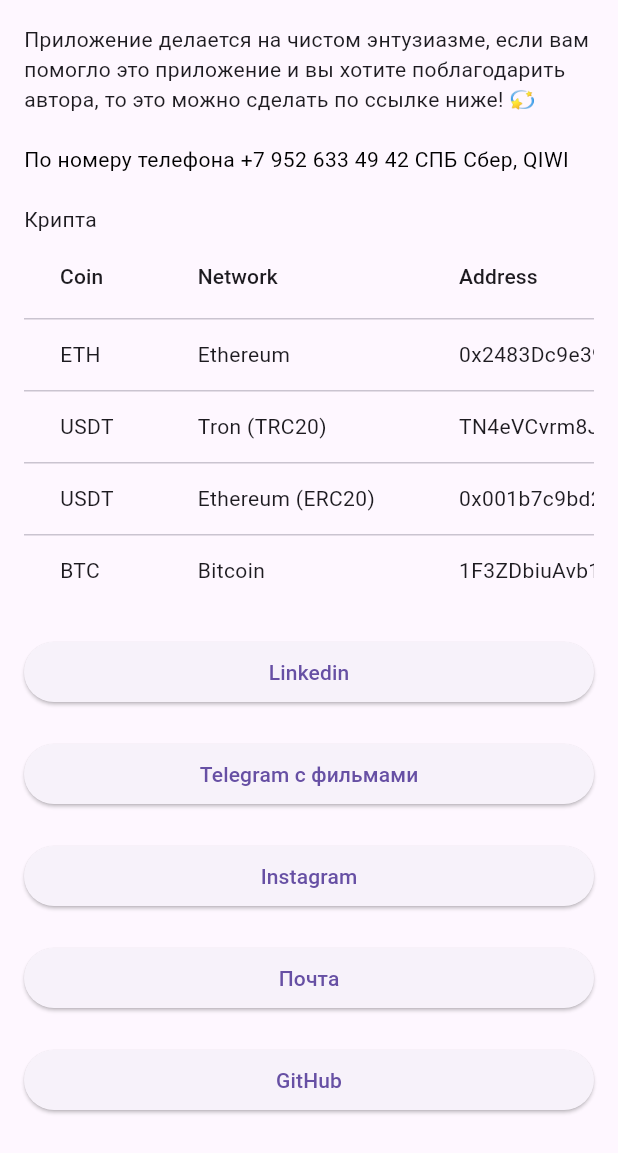
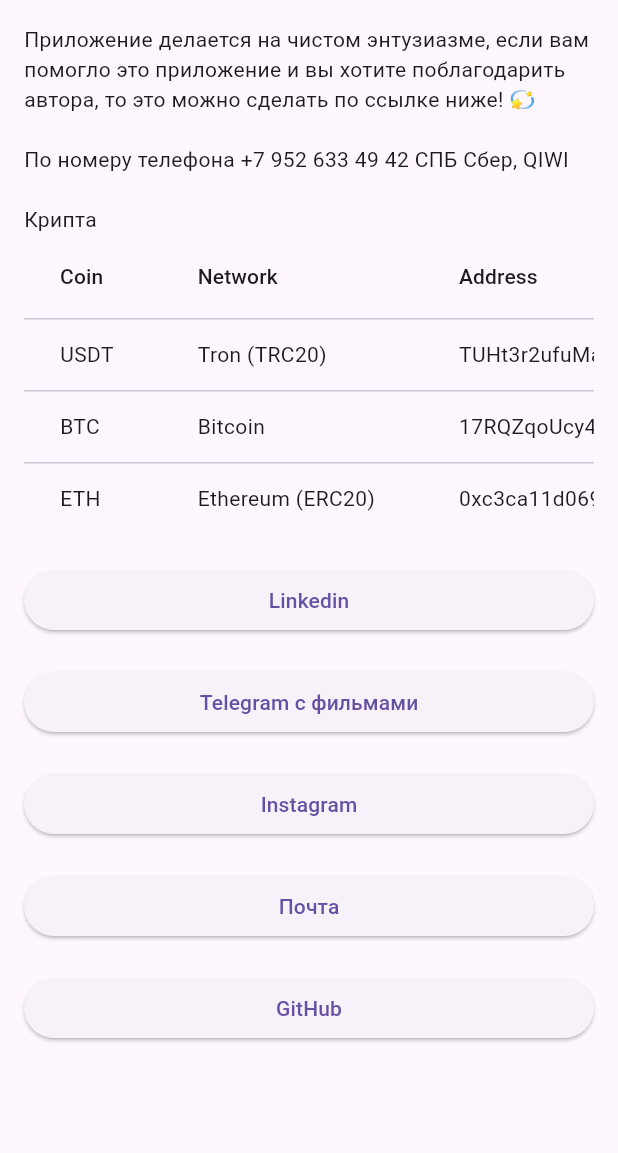
Before and after one commit to ialakey/srbguide, a Flutter app: the AuthorScreen screen opened directly, after a tap on "Почта", on a phone screen of 412 x 824 dp. Shown: the top 1153 px of the screen. Run offline on Flutter 3.47's test engine with Material 3 defaults, Android fonts, the light colour scheme and no system bars; our stand-ins replace open_file, shared_preferences, webview_flutter; missing offline and left inert: add_2_calendar, docx_template; accounts and stored records are empty.

Commit message:
fix theme at start

```diff
--- a/lib/main.dart
+++ b/lib/main.dart
@@ -1,4 +1,5 @@
 import 'package:flutter/material.dart';
+import 'package:shared_preferences/shared_preferences.dart';
 
 import 'screens/author.dart';
 import 'screens/calculator.dart';
@@ -12,14 +13,22 @@
 import 'screens/white_cardboard.dart';
 import 'widget/drawer.dart';
 
-void main() {
-  runApp(MainScreen(setThemeMode: (ThemeMode ) {  },));
+void main() async {
+  WidgetsFlutterBinding.ensureInitialized();
+
+  SharedPreferences prefs = await SharedPreferences.getInstance();
+  bool isDarkMode = prefs.getBool('isDarkMode') ?? false;
+  ThemeMode initialThemeMode = isDarkMode ? ThemeMode.dark : ThemeMode.light;
+
+  runApp(MainScreen(
+    initialThemeMode: initialThemeMode,
+  ));
 }
 
 class MainScreen extends StatefulWidget {
-  final Function(ThemeMode) setThemeMode;
+  final ThemeMode initialThemeMode;
 
-  const MainScreen({Key? key, required this.setThemeMode}) : super(key: key);
+  const MainScreen({Key? key, required this.initialThemeMode}) : super(key: key);
 
   @override
   _MainScreenState createState() => _MainScreenState();
@@ -30,12 +39,20 @@
 
 class _MainScreenState extends State<MainScreen> {
 
-  ThemeMode _themeMode = ThemeMode.system;
+  late ThemeMode _themeMode;
 
-  void setThemeMode(ThemeMode themeMode) {
+  @override
+  void initState() {
+    super.initState();
+    _themeMode = widget.initialThemeMode;
+  }
+
+  void setThemeMode(ThemeMode themeMode) async {
     setState(() {
       _themeMode = themeMode;
     });
+    SharedPreferences prefs = await SharedPreferences.getInstance();
+    await prefs.setBool('isDarkMode', themeMode == ThemeMode.dark);
   }
 
   int _selectedNavItem = 0;
--- a/lib/screens/author.dart
+++ b/lib/screens/author.dart
@@ -6,24 +6,19 @@
 
   final List<Map<String, String>> cryptoData = [
     {
-      'Coin': 'ETH',
-      'Network': 'Ethereum',
-      'Address': '0x2483Dc9e39F16C1DFCc98B3E1445aC0157adB607',
-    },
-    {
       'Coin': 'USDT',
       'Network': 'Tron (TRC20)',
-      'Address': 'TN4eVCvrm8JA21a5y7H2yRQFHAsWx8zjNh',
-    },
-    {
-      'Coin': 'USDT',
-      'Network': 'Ethereum (ERC20)',
-      'Address': '0x001b7c9bd24bec8df46c3c0e9dfa8548a281d41e',
+      'Address': 'TUHt3r2ufuMabviaowEsQmynoV1tYE6DFg',
     },
     {
       'Coin': 'BTC',
       'Network': 'Bitcoin',
-      'Address': '1F3ZDbiuAvb19USN13WQYrSj1CacadJ7Km',
+      'Address': '17RQZqoUcy4jmkk5ciYQAV3DfZU9MfBYX1',
+    },
+    {
+      'Coin': 'ETH',
+      'Network': 'Ethereum (ERC20)',
+      'Address': '0xc3ca11d069f67ffa826ce6172f0e5466b66ef3f8',
     },
   ];
 
@@ -50,7 +45,6 @@
                 },
                 child: Text(
                   'По номеру телефона +7 952 633 49 42 СПБ Сбер, QIWI',
-                  style: TextStyle(color: Colors.black),
                 ),
               ),
               SizedBox(height: 20),
@@ -103,7 +97,7 @@
               SizedBox(height: 20),
               ElevatedButton(
                 onPressed: () {
-                  _launchURL('prosoulk2017@gmail.com');
+                  _launchURL('mailto:prosoulk2017@gmail.com');
                 },
                 child: Text('Почта'),
               ),
--- a/lib/screens/settings.dart
+++ b/lib/screens/settings.dart
@@ -36,7 +36,6 @@
   void _updateThemeMode(bool isDarkMode) {
     ThemeMode newThemeMode = isDarkMode ? ThemeMode.dark : ThemeMode.light;
     _prefs!.setBool('isDarkMode', isDarkMode);
-    // Используем колбэк для передачи информации о смене темы в MainScreen
     final mainScreen = MainScreen.of(context);
     mainScreen?.setThemeMode(newThemeMode);
   }
```
